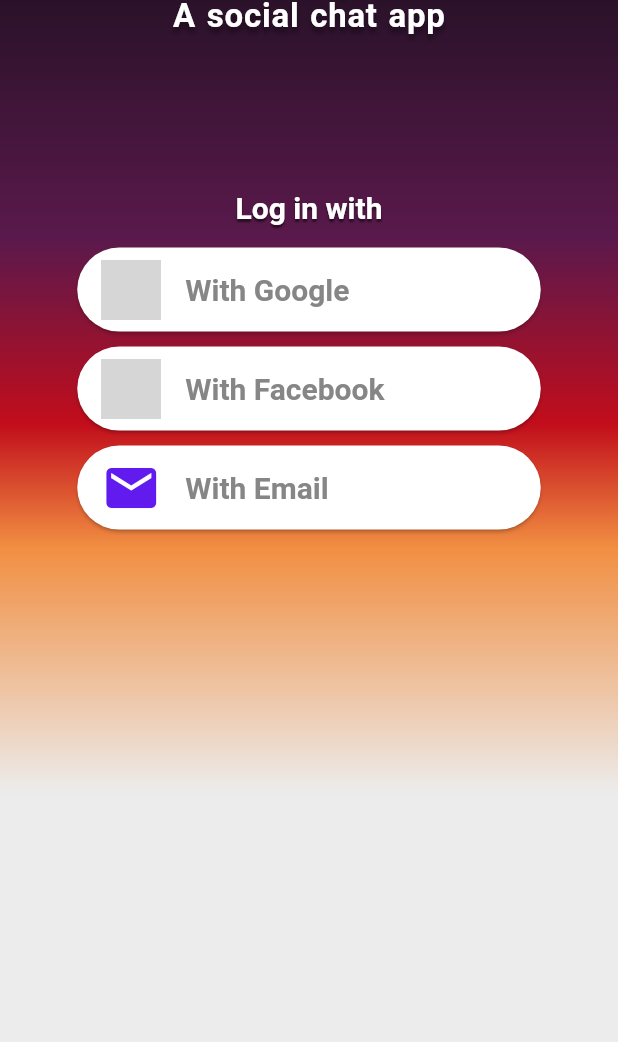
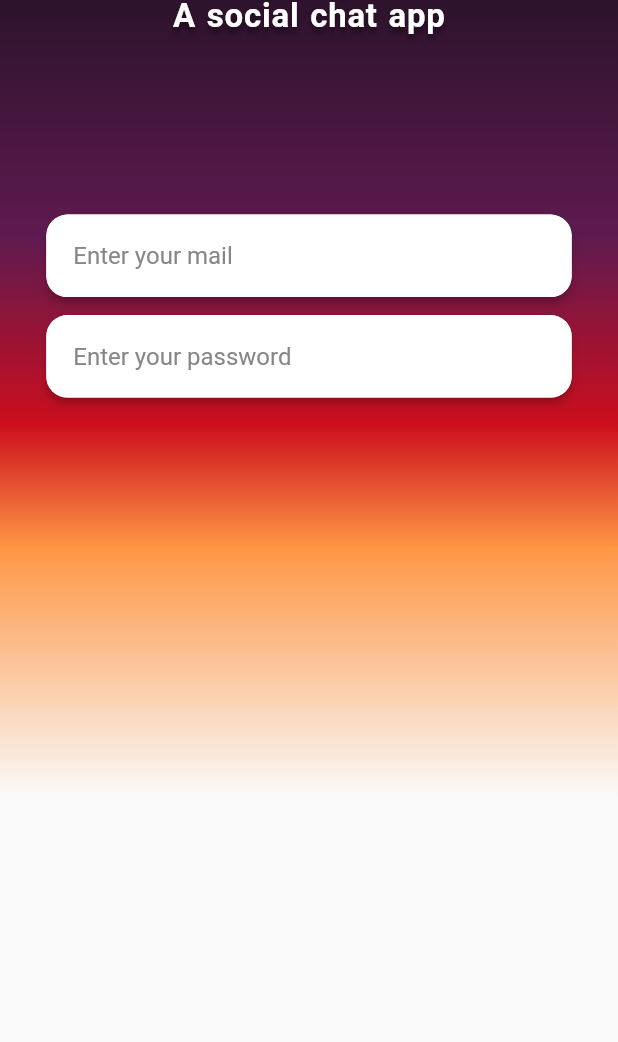
Before and after one commit to tusharhow/RilTopia-A_Social_Chat_App, a Flutter app: the screen it shows after launch, after a tap on an icon or button, on a phone screen of 412 x 824 dp, the part 194-1236 px from its top. Run offline on Flutter 3.47's test engine with Material 2 defaults, Android fonts, the phone set to English and light mode, and no system bars; our stand-ins replace flutter_svg; Roboto replaces fonts that are missing (Bahnschrift); grey boxes are pictures that could not be loaded.

Commit message:
V3.0 emailAuth_screen.dart Design note: "RilButton" - A global usage widget "BoardingButton" - A boarding folder usage widget "buildAuthButton" - A Widget for Auth screen
V2.1 Better login buttons

V2.0 login buttons added

V1.0 auth_screen.dart

```diff
--- a/lib/common/theme/colors.dart
+++ b/lib/common/theme/colors.dart
@@ -1,6 +1,6 @@
 import 'package:flutter/material.dart';
 
-const kEmptyColor = Color(0x0d000000);
+const kEmptyColor = Color(0x00000000); // 100% Empty
 
 /// main colors
 const cRilPurple = Color(0xFF8027CF);
--- a/lib/common/theme/constants.dart
+++ b/lib/common/theme/constants.dart
@@ -1,3 +1,11 @@
 import 'package:flutter/material.dart';
 
 ThemeData kTheme(context) => Theme.of(context);
+NavigatorState kNavigator(context) => Navigator.of(context);
+
+Future<dynamic> kPushNavigator(context, screen, {bool replace = false}) =>
+    replace ?
+    Navigator.of(context).pushReplacement(
+        MaterialPageRoute(builder: (context) => screen))
+    : Navigator.of(context).push(
+        MaterialPageRoute(builder: (context) => screen));
--- a/lib/common/theme/text.dart
+++ b/lib/common/theme/text.dart
@@ -17,7 +17,7 @@
     blurRadius: 1,
     offset: Offset(0, 2));
 
-TextStyle title({required bool shadow}) => TextStyle(
+TextStyle title({bool shadow = false}) => TextStyle(
   // fontFamily: family,
     color: backgroundColor,
     fontFamily: 'Bahnschrift',
@@ -25,10 +25,15 @@
     fontSize: 22,
     shadows: [ shadow ? smallTxtShadow : noTxtShadow]);
 
-TextStyle subTitle({required bool shadow}) => TextStyle(
-  // fontFamily: family,
+TextStyle subTitle({bool shadow = false}) => TextStyle(
     color: backgroundColor,
     fontFamily: 'Bahnschrift',
     fontWeight: FontWeight.w600,
     fontSize: 20,
     shadows: [ shadow ? bigTxtShadow : noTxtShadow]);
+
+TextStyle hint({bool shadow = false}) => TextStyle(
+    color: cGrey300,
+    fontFamily: 'Bahnschrift',
+    fontSize: 16,
+    shadows: [ shadow ? smallTxtShadow : noTxtShadow]);
--- a/lib/main.dart
+++ b/lib/main.dart
@@ -1,6 +1,5 @@
 import 'package:flutter/material.dart';
-import 'package:riltopia/screens/Auth/auth_screen.dart';
-
+import 'package:riltopia/screens/boardingScreens/socialsScreen/socials_screen.dart';
 import 'common/theme/themes.dart';
 
 void main() {
@@ -16,7 +15,7 @@
       title: 'Flutter Demo',
       theme: buildLightTheme(),
       // theme: buildDarkTheme(),
-      home: const AuthScreen(),
+      home: const SocialsScreen(),
     );
   }
 }
--- /dev/null
+++ b/lib/screens/boardingScreens/emailAuth/emailAuth_screen.dart
@@ -0,0 +1,47 @@
+import 'package:flutter/material.dart';
+import 'package:riltopia/common/theme/colors.dart';
+import 'package:riltopia/common/theme/text.dart';
+import 'package:riltopia/screens/boardingScreens/socialsScreen/widgets/signin_button.dart';
+import 'package:riltopia/screens/boardingScreens/widgets/boarding_textField.dart';
+import 'package:riltopia/widgets/riltopia_title.dart';
+import 'package:flutter_svg/flutter_svg.dart';
+
+
+class EmailAuthScreen extends StatelessWidget {
+  const EmailAuthScreen({Key? key}) : super(key: key);
+
+  @override
+  Widget build(BuildContext context) {
+    final height = MediaQuery.of(context).size.height;
+    final width = MediaQuery.of(context).size.width;
+
+    var emailController = TextEditingController();
+    var passController = TextEditingController();
+
+    return Container(
+      decoration: const BoxDecoration(gradient: boardingGradient),
+      padding: EdgeInsets.symmetric(horizontal: width * 0.15 / 2),
+      child: Scaffold(
+            backgroundColor: kEmptyColor,
+            body: Column(
+              children: [
+                RiltopiaTitle(height),
+                // Text('Log in with', style: subTitle(shadow: true)),
+                const SizedBox(height: 10),
+
+                RilTextField(
+                  hintText: 'Enter your mail',
+                  validator: (val) {},
+                  controller: emailController,
+                ),
+
+                RilTextField(
+                  hintText: 'Enter your password',
+                  validator: (val) {},
+                  controller: passController,
+                )
+            ],
+          )),
+    );
+  }
+}
--- a/lib/screens/Auth/auth_screen.dart
+++ b/lib/screens/boardingScreens/socialsScreen/socials_screen.dart
@@ -1,13 +1,13 @@
 import 'package:flutter/material.dart';
 import 'package:riltopia/common/theme/colors.dart';
 import 'package:riltopia/common/theme/text.dart';
-import 'package:riltopia/screens/Auth/widgets/signin_button.dart';
+import 'package:riltopia/screens/boardingScreens/socialsScreen/widgets/signin_button.dart';
 import 'package:riltopia/widgets/riltopia_title.dart';
 import 'package:flutter_svg/flutter_svg.dart';
 
 
-class AuthScreen extends StatelessWidget {
-  const AuthScreen({Key? key}) : super(key: key);
+class SocialsScreen extends StatelessWidget {
+  const SocialsScreen({Key? key}) : super(key: key);
 
   @override
   Widget build(BuildContext context) {
@@ -16,21 +16,27 @@
 
     return Container(
       decoration: const BoxDecoration(gradient: boardingGradient),
+      // padding: const EdgeInsets.symmetric(horizontal: 24),
+      padding: EdgeInsets.symmetric(horizontal: width * 0.15 / 2),
       child: Scaffold(
           backgroundColor: kEmptyColor,
           body: Column(
             children: [
               RiltopiaTitle(height),
-              Text('Log in with',
-                  style: subTitle(shadow: true)
-              ),
+              Text('Log in with', style: subTitle(shadow: true)),
               const SizedBox(height: 10),
+
               SignInButton('Google',
-                  Image.asset('assets/icons/google-icon.png', height: 40,), width),
+                  Image.asset('assets/icons/google-icon.png',
+                    height: 40,), width),
+
               SignInButton('Facebook',
-                  Image.asset('assets/icons/facebook-icon.png', height: 40,), width),
+                  Image.asset('assets/icons/facebook-icon.png',
+                    height: 40,), width),
+
               SignInButton('Email',
-                  const Icon(Icons.mail, size: 40, color: cRilDeepPurple), width),
+                  const Icon(Icons.mail, size: 40,
+                      color: cRilDeepPurple), width),
             ],
           )),
     );
--- a/lib/screens/Auth/widgets/signin_button.dart
+++ b/lib/screens/boardingScreens/socialsScreen/widgets/signin_button.dart
@@ -1,6 +1,10 @@
 import 'package:flutter/material.dart';
 import 'package:riltopia/common/theme/colors.dart';
+import 'package:riltopia/common/theme/constants.dart';
 import 'package:riltopia/common/theme/text.dart';
+import 'package:riltopia/screens/boardingScreens/emailAuth/emailAuth_screen.dart';
+
+import '../socials_screen.dart';
 
 class SignInButton extends StatelessWidget {
   final String type;
@@ -18,7 +22,7 @@
   @override
   Widget build(BuildContext context) {
     return SizedBox(
-      width: width*0.75,
+      // width: width*0.75,
       child: Card(
         margin: const EdgeInsets.symmetric(vertical: 5),
         shape: RoundedRectangleBorder(borderRadius: BorderRadius.circular(99)),
@@ -30,10 +34,12 @@
           child: ListTile(
             leading: icon,
             title: Text('With $type',
-                style: subTitle(shadow: false)
+                style: subTitle()
                     .copyWith(color: cGrey300)
             ),
-            onTap: () {},
+            onTap: () {
+              kPushNavigator(context, const EmailAuthScreen());
+            },
           ),
         ),
       ),
--- /dev/null
+++ b/lib/screens/boardingScreens/widgets/boarding_textField.dart
@@ -0,0 +1,51 @@
+import 'package:flutter/material.dart';
+import 'package:riltopia/common/theme/colors.dart';
+import 'package:riltopia/common/theme/text.dart';
+
+class RilTextField extends StatelessWidget {
+  final TextEditingController controller;
+  final FormFieldValidator validator;
+  final String hintText;
+
+  const RilTextField(
+      {
+        Key? key,
+        required this.controller,
+        required this.validator,
+        required this.hintText,
+      }) : super(key: key);
+
+
+  @override
+  Widget build(BuildContext context) {
+
+    OutlineInputBorder textFieldBorder = OutlineInputBorder(
+      borderSide: const BorderSide(color: kEmptyColor,style: BorderStyle.none),
+      borderRadius: BorderRadius.circular(14.0),
+    );
+
+    return
+      Padding(
+      padding: const EdgeInsets.symmetric(vertical: 6),
+      child: PhysicalModel(
+          borderRadius: BorderRadius.circular(14),
+          color: Colors.white,
+          elevation: 2.5,
+          child: TextFormField(
+            controller: controller,
+            validator: validator,
+            // onChanged: (value) => print(controller.value),
+            decoration: InputDecoration(
+                contentPadding: const EdgeInsets.symmetric(horizontal: 18, vertical: 18),
+                hintText: hintText,
+                hintStyle: hint(),
+                filled: true,
+                fillColor: backgroundColor,
+                enabledBorder: textFieldBorder,
+                border: textFieldBorder
+            ),
+          )
+      ),
+    );
+  }
+}
```
